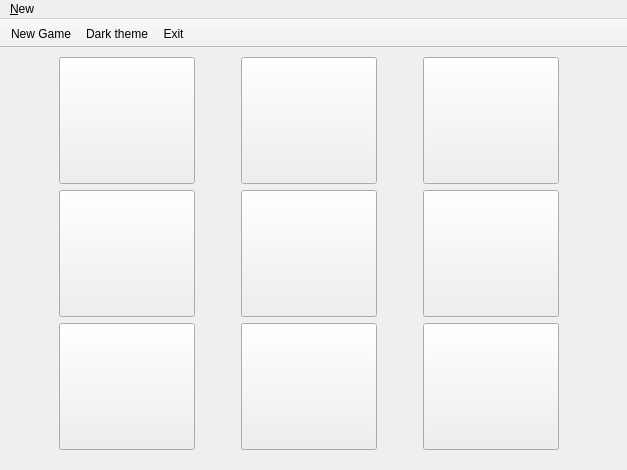
Old version of the form tictactoe.ui in the repository sadanand-singh/TicTacToe.
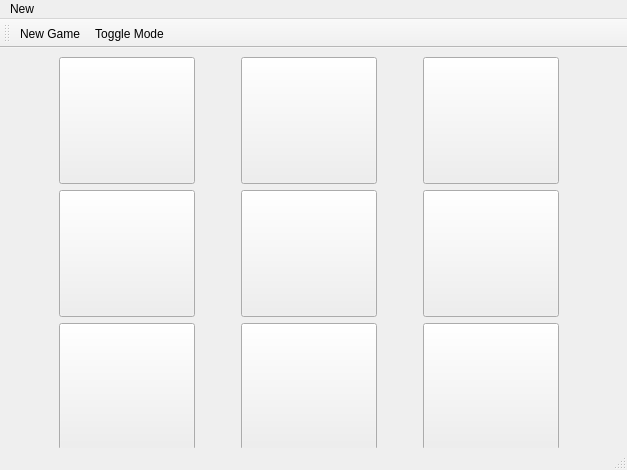
New version of the form. Icons and pictures are not drawn.

Commit message: Updated UI file used to generate python code

What changed in the file:
```diff
--- a/tictactoe.ui
+++ b/tictactoe.ui
@@ -187,31 +187,27 @@
      <x>0</x>
      <y>0</y>
      <width>627</width>
-     <height>20</height>
+     <height>22</height>
     </rect>
    </property>
    <widget class="QMenu" name="menuNew">
     <property name="title">
-     <string>&amp;New</string>
+     <string>New</string>
     </property>
     <addaction name="actionNew_Game"/>
     <addaction name="separator"/>
-    <addaction name="actionDark_Theme"/>
+    <addaction name="actionToggle_Mode"/>
     <addaction name="separator"/>
-    <addaction name="action_Exit"/>
+    <addaction name="actionExit"/>
+    <addaction name="separator"/>
    </widget>
    <addaction name="menuNew"/>
   </widget>
+  <widget class="QStatusBar" name="statusbar"/>
   <widget class="QToolBar" name="toolBar">
    <property name="windowTitle">
     <string>toolBar</string>
    </property>
-   <property name="movable">
-    <bool>false</bool>
-   </property>
-   <property name="floatable">
-    <bool>false</bool>
-   </property>
    <attribute name="toolBarArea">
     <enum>TopToolBarArea</enum>
    </attribute>
@@ -219,8 +215,7 @@
     <bool>false</bool>
    </attribute>
    <addaction name="actionNew_Game"/>
-   <addaction name="actionDark_Theme"/>
-   <addaction name="action_Exit"/>
+   <addaction name="actionToggle_Mode"/>
   </widget>
   <action name="actionNew_Game">
    <property name="icon">
@@ -231,7 +226,7 @@
     <string>New Game</string>
    </property>
   </action>
-  <action name="action_Exit">
+  <action name="actionExit">
    <property name="icon">
     <iconset resource="Icons/tictactoe.qrc">
      <normaloff>:/Icons/Exit.png</normaloff>:/Icons/Exit.png</iconset>
@@ -240,19 +235,16 @@
     <string>Exit</string>
    </property>
   </action>
-  <action name="actionDark_Theme">
+  <action name="actionToggle_Mode">
    <property name="checkable">
     <bool>true</bool>
    </property>
-   <property name="checked">
-    <bool>false</bool>
-   </property>
    <property name="icon">
     <iconset resource="Icons/tictactoe.qrc">
      <normaloff>:/Icons/color.png</normaloff>:/Icons/color.png</iconset>
    </property>
    <property name="text">
-    <string>Dark theme</string>
+    <string>Toggle Mode</string>
    </property>
   </action>
  </widget>
```
Lines whose indentation alone changed are shown as unchanged.
